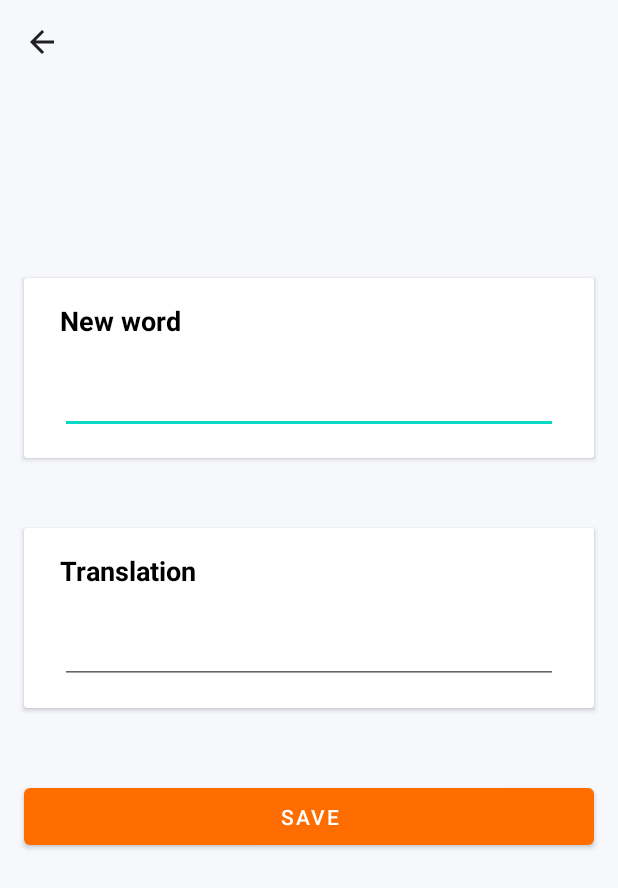
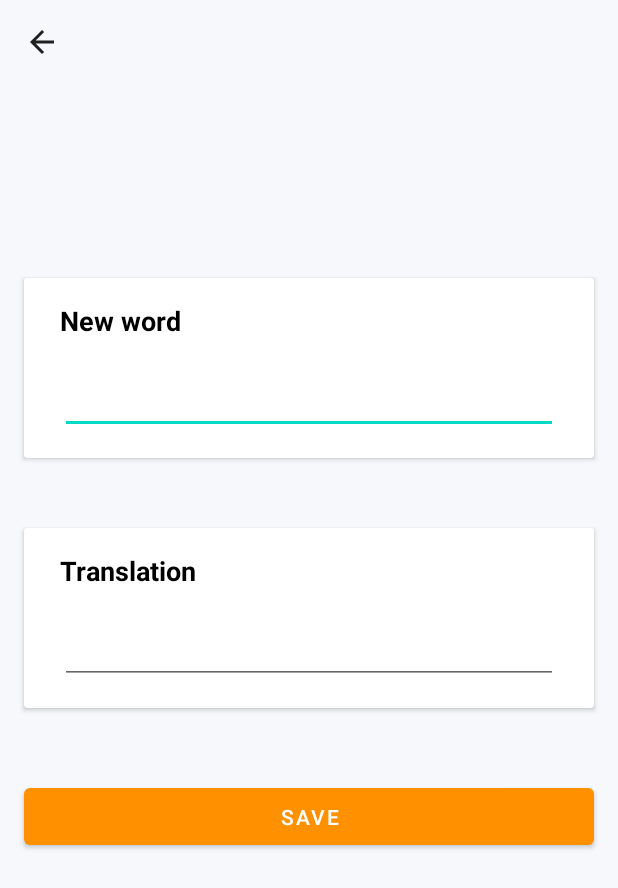
Before and after one commit to sang-ng/DictionaryMaker, an Android app: the AddWordActivity screen opened directly, with no data from a screen before it, on a phone screen of 412 x 824 dp. Shown: the top 888 px of the screen. Run offline under Robolectric (Android 15) with nearby library versions, the light colour scheme and no system bars; Roboto replaces fonts that are not available here.

Commit message:
added TODO

```diff
--- a/Vocabulary App/app/src/main/java/com/example/android/vocabularyapp/ui/words/WordListAdapter.kt
+++ b/Vocabulary App/app/src/main/java/com/example/android/vocabularyapp/ui/words/WordListAdapter.kt
@@ -34,7 +34,6 @@ class WordListAdapter(
 
         init {
             itemView.setOnClickListener { clickListener.onItemClick(adapterPosition) }
-
         }
 
         fun bind(word: Word) {
--- a/Vocabulary App/app/src/main/java/com/example/android/vocabularyapp/ui/words/WordsActivity.kt
+++ b/Vocabulary App/app/src/main/java/com/example/android/vocabularyapp/ui/words/WordsActivity.kt
@@ -39,7 +39,6 @@ class WordsActivity : AppCompatActivity(), WordListAdapter.ItemClickListener,
         binding = ActivityWordsBinding.inflate(layoutInflater)
         lifecycle.addObserver(viewModel)
 
-
         initToolbar()
         getCategoryFromIntent()
         initOnClick()
@@ -52,7 +51,7 @@ class WordsActivity : AppCompatActivity(), WordListAdapter.ItemClickListener,
         setContentView(binding.root)
     }
 
-    private fun initToolbar(){
+    private fun initToolbar() {
         setSupportActionBar(binding.wordsToolbar)
         supportActionBar?.setDisplayHomeAsUpEnabled(true)
         supportActionBar?.setDisplayShowTitleEnabled(false)
@@ -187,6 +186,7 @@ class WordsActivity : AppCompatActivity(), WordListAdapter.ItemClickListener,
                 val position = viewHolder.adapterPosition
 
                 viewModel.deleteWord(position)
+                //TODO: update recycler view after item deleted
             }
         }
 
--- a/Vocabulary App/app/src/main/res/layout/activity_add_word.xml
+++ b/Vocabulary App/app/src/main/res/layout/activity_add_word.xml
@@ -118,7 +118,7 @@
         android:layout_marginEnd="16dp"
         android:layout_marginBottom="100dp"
         android:text="save"
-        app:backgroundTint="#FF6D00"
+        app:backgroundTint="#FF9100"
         app:layout_constraintBottom_toBottomOf="parent"
         app:layout_constraintEnd_toEndOf="parent"
         app:layout_constraintHorizontal_bias="1.0"
```
